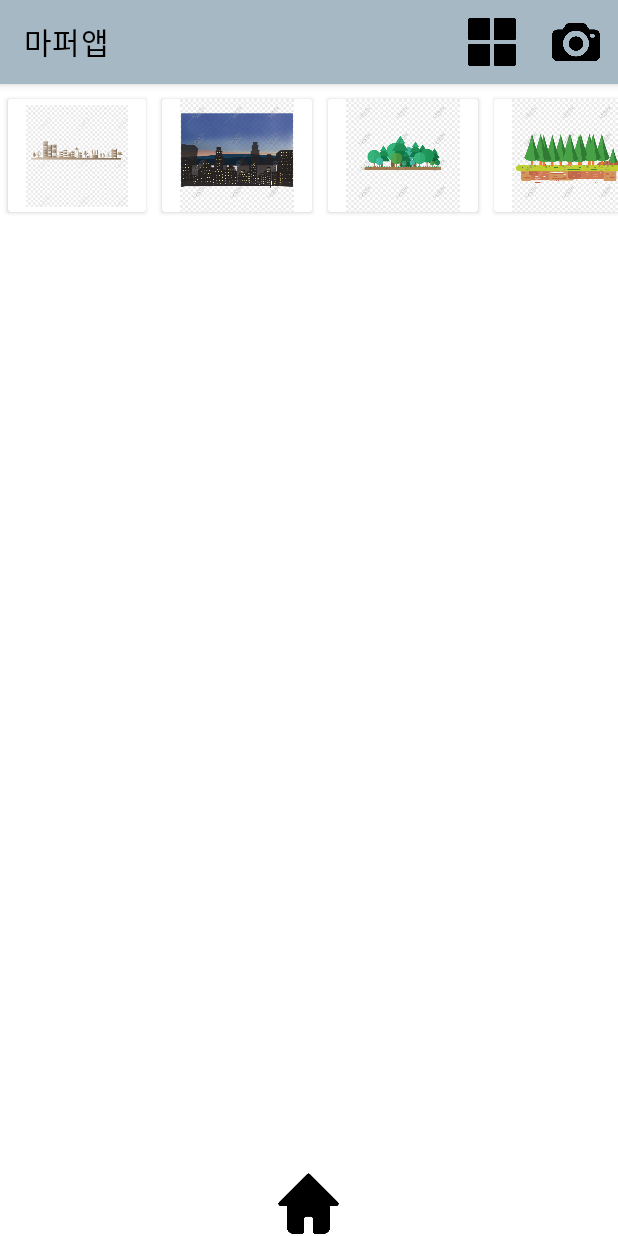
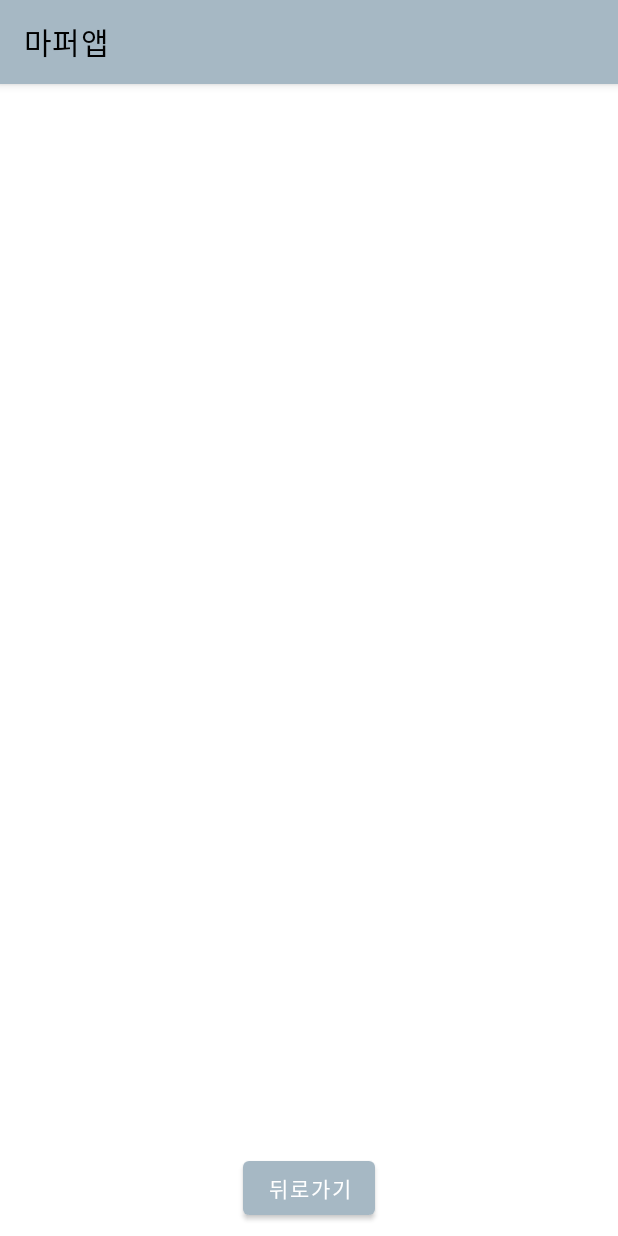
Before and after one commit to Jihyun03/madcamp_android, an Android app: the SubActivity2 screen opened directly, with no data from a screen before it, after a tap on "사진", on a phone screen of 412 x 824 dp. Run offline under Robolectric (Android 15) with nearby library versions, the phone set to English and light mode, and no system bars.

```diff
--- a/app/src/main/java/com/example/empt/SubActivity2.kt
+++ b/app/src/main/java/com/example/empt/SubActivity2.kt
@@ -270,6 +270,10 @@ class SubActivity2 : AppCompatActivity() {
                 val intent_two_grid = Intent(this, SubActivity2_2::class.java)
                 startActivity(intent_two_grid)
             }
+            R.id.TakePhoto -> {
+                val intent_zoom_1 = Intent(this, SubActivity2_2_zoomActivity::class.java)
+                startActivity(intent_zoom_1)
+            }
         }
         return super.onOptionsItemSelected(item)
     }
--- a/app/src/main/java/com/example/empt/SubActivity2_2_zoom.kt
+++ b/app/src/main/java/com/example/empt/SubActivity2_2_zoom.kt
@@ -6,23 +6,125 @@ import android.view.Menu
 import android.view.MenuItem
 import androidx.appcompat.app.AppCompatActivity
 
-class SubActivity2_2_zoom : AppCompatActivity() {
+import android.Manifest
+import android.app.Activity
+import android.content.pm.PackageManager
+import android.graphics.Bitmap
+import android.os.Build
+import android.provider.MediaStore
+import android.widget.Toast
+import androidx.core.app.ActivityCompat
+import androidx.core.content.ContextCompat
+import kotlinx.android.synthetic.main.activity_main.*
+import kotlinx.android.synthetic.main.activity_sub_2_2_photo.*
+
+
+class SubActivity2_2_zoomActivity : AppCompatActivity() {
+
+    //Manifest 에서 설정한 권한을 가지고 온다.
+    val CAMERA_PERMISSION = arrayOf(Manifest.permission.CAMERA)
+    val STORAGE_PERMISSION = arrayOf(Manifest.permission.READ_EXTERNAL_STORAGE,Manifest.permission.WRITE_EXTERNAL_STORAGE)
+
+    //권한 플래그값 정의
+    val FLAG_PERM_CAMERA = 98
+    val FLAG_PERM_STORAGE = 99
+
+    //카메라와 갤러리를 호출하는 플래그
+    val FLAG_REQ_CAMERA = 101
+    val FLAG_REA_STORAGE = 102
 
     override fun onCreate(savedInstanceState: Bundle?) {
         super.onCreate(savedInstanceState)
-        setContentView(R.layout.camera_layout)
+        setContentView(R.layout.activity_sub_2_2_photo)
+
+        // 화면이 만들어 지면서 정장소 권한을 체크 합니다.
+        // 권한이 승인되어 있으면 카메라를 호출하는 메소드를 실행합니다.
+        btn_back.setOnClickListener{
+            val intent_two_two_grid = Intent(this,SubActivity2::class.java)
+            startActivity(intent_two_two_grid)
+        }
+        if(checkPermission(STORAGE_PERMISSION,FLAG_PERM_STORAGE)){
+            setViews()
+        }
     }
-    override fun onCreateOptionsMenu(menu: Menu?): Boolean {
-        menuInflater.inflate(R.menu.menu_sub_2_2, menu)
+
+    private fun setViews() {
+        //카메라 버튼 클릭
+
+            //카메라 호출 메소드
+            openCamera()
+
+    }
+
+
+    private fun openCamera() {
+        //카메라 권한이 있는지 확인
+        if(checkPermission(CAMERA_PERMISSION,FLAG_PERM_CAMERA)){
+            //권한이 있으면 카메라를 실행시킵니다.
+            val intent:Intent = Intent(MediaStore.ACTION_IMAGE_CAPTURE)
+            startActivityForResult(intent,FLAG_REQ_CAMERA)
+        }
+    }
+
+    //권한이 있는지 체크하는 메소드
+    fun checkPermission(permissions:Array<out String>,flag:Int):Boolean{
+        //안드로이드 버전이 마쉬멜로우 이상일때
+        if(Build.VERSION.SDK_INT >= Build.VERSION_CODES.M){
+            for(permission in permissions){
+                //만약 권한이 승인되어 있지 않다면 권한승인 요청을 사용에 화면에 호출합니다.
+                if(ContextCompat.checkSelfPermission(this,permission) != PackageManager.PERMISSION_GRANTED){
+                    ActivityCompat.requestPermissions(this,permissions,flag)
+                    return false
+                }
+            }
+        }
         return true
     }
-    override fun onOptionsItemSelected(item: MenuItem): Boolean {
-        when (item.itemId) {
-            R.id.backtoscroll -> {
-                val intent_two_two_zoom_grid = Intent(this,SubActivity2_2::class.java)
-                startActivity(intent_two_two_zoom_grid)
+
+    //checkPermission() 에서 ActivityCompat.requestPermissions 을 호출한 다음 사용자가 권한 허용여부를 선택하면 해당 메소드로 값이 전달 됩니다.
+    override fun onRequestPermissionsResult(requestCode: Int, permissions: Array<out String>, grantResults: IntArray) {
+        super.onRequestPermissionsResult(requestCode, permissions, grantResults)
+
+        when(requestCode){
+            FLAG_PERM_STORAGE ->{
+                for(grant in grantResults){
+                    if(grant != PackageManager.PERMISSION_GRANTED){
+                        //권한이 승인되지 않았다면 return 을 사용하여 메소드를 종료시켜 줍니다
+                        Toast.makeText(this,"저장소 권한을 승인해야지만 앱을 사용할 수 있습니다..",Toast.LENGTH_SHORT).show()
+                        finish()
+                        return
+                    }
+                }
+                //카메라 호출 메소드
+                setViews()
+            }
+            FLAG_PERM_CAMERA ->{
+                for(grant in grantResults){
+                    if(grant != PackageManager.PERMISSION_GRANTED){
+                        Toast.makeText(this,"카메라 권한을 승인해야지만 카메라를 사용할 수 있습니다.",Toast.LENGTH_SHORT).show()
+                        return
+                    }
+                }
+                openCamera()
             }
         }
-        return super.onOptionsItemSelected(item)
     }
+
+    //startActivityForResult 을 사용한 다음 돌아오는 결과값을 해당 메소드로 호출합니다.
+    override fun onActivityResult(requestCode: Int, resultCode: Int, data: Intent?) {
+        super.onActivityResult(requestCode, resultCode, data)
+        if(resultCode == Activity.RESULT_OK){
+            when(requestCode){
+                FLAG_REQ_CAMERA ->{
+                    if(data?.extras?.get("data") != null){
+                        //카메라로 방금 촬영한 이미지를 미리 만들어 놓은 이미지뷰로 전달 합니다.
+                        val bitmap = data?.extras?.get("data") as Bitmap
+                        iv_pre.setImageBitmap(bitmap)
+                    }
+                }
+            }
+        }
+    }
+
+
 }
--- a/app/src/main/res/layout/activity_button2.xml
+++ b/app/src/main/res/layout/activity_button2.xml
@@ -292,4 +292,6 @@
         android:src="@drawable/home"
         app:layout_constraintBottom_toBottomOf="parent"
         app:layout_constraintStart_toStartOf="parent" />
+
+
 </FrameLayout>
--- /dev/null
+++ b/app/src/main/res/layout/activity_sub_2_2_photo.xml
@@ -0,0 +1,29 @@
+<?xml version="1.0" encoding="utf-8"?>
+<androidx.constraintlayout.widget.ConstraintLayout xmlns:android="http://schemas.android.com/apk/res/android"
+    xmlns:app="http://schemas.android.com/apk/res-auto"
+    xmlns:tools="http://schemas.android.com/tools"
+    android:layout_width="match_parent"
+    android:layout_height="match_parent"
+    tools:context=".MainActivity">
+
+
+    <Button
+        android:id="@+id/btn_back"
+        android:layout_width="wrap_content"
+        android:layout_height="wrap_content"
+        android:layout_marginBottom="8dp"
+        android:text="뒤로가기"
+        app:layout_constraintBottom_toBottomOf="parent"
+        app:layout_constraintEnd_toEndOf="parent"
+        app:layout_constraintStart_toStartOf="parent" />
+
+    <ImageView
+        android:id="@+id/iv_pre"
+        android:layout_width="0dp"
+        android:layout_height="0dp"
+        app:layout_constraintBottom_toTopOf="@+id/btn_back"
+        app:layout_constraintEnd_toEndOf="parent"
+        app:layout_constraintStart_toStartOf="parent"
+        app:layout_constraintTop_toTopOf="parent"
+        tools:srcCompat="@tools:sample/avatars" />
+</androidx.constraintlayout.widget.ConstraintLayout>
```
Also changed, not shown: app/src/main/AndroidManifest.xml (+7 -1 lines).
